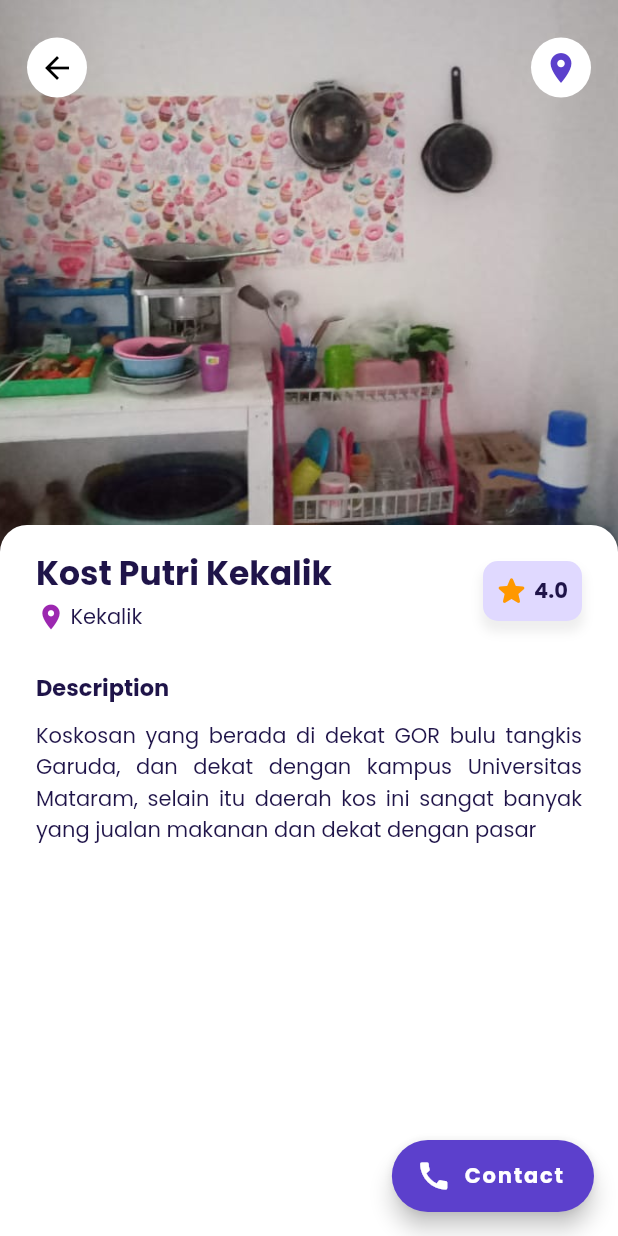
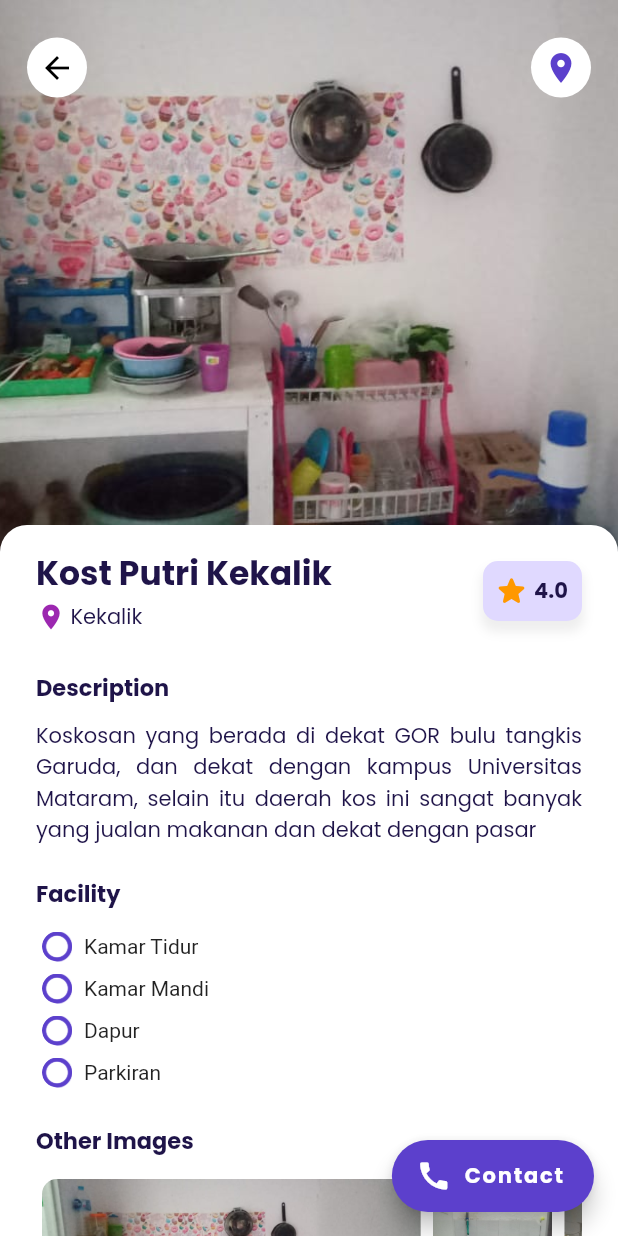
Before and after one commit to wawanindrawan7/kost-z, a Flutter app: the screen it shows after launch, after a tap on "Kost Putri Kekalik", on a phone screen of 412 x 824 dp. Run offline on Flutter 3.47's test engine with Material 2 defaults, Android fonts, the light colour scheme and no system bars; our stand-ins replace animate_do, google_fonts, salomon_bottom_bar; network calls fail.

Commit message:
list model image dan fasilitas, fix detail, fix mainfest

```diff
--- a/lib/models/kost_item.dart
+++ b/lib/models/kost_item.dart
@@ -6,7 +6,8 @@ class KostItem {
   late String description;
   late String noHp;
   late String? maps;
-  late Fasilitas fasilitas;
+  List<String> assetImages;
+  List<String> facility;
 
   KostItem(
       {required this.imageUrl,
@@ -16,7 +17,8 @@ class KostItem {
       required this.description,
       required this.noHp,
       this.maps,
-      required this.fasilitas});
+      required this.assetImages,
+      required this.facility});
 }
 
 var kostItemList = [
@@ -27,12 +29,15 @@ var kostItemList = [
     imageUrl: 'assets/kos1/kost_1_1.jpeg',
     noHp: "082341855964",
     maps: 'https://maps.app.goo.gl/EjAc6NiHp87U47uv6',
-      fasilitas: Fasilitas(
-          kamarTidur: 'Kamar Tidur',
-          kamarMandi: 'Kamar Mandi',
-          parkiran: 'Parkiran'),
     description:
-          'Kos-kosan yang terletak di daerah pagesangan yang dekat dengan kampus Muhammadiyah mataram, sangat cocok buat calon mahasiswa selain itu dekat juga dengan kampus UIN Mataram, pasar umum pagesangan, lapangan futsal krisna dan lapangan bulu tangkis GOR Bintang'),
+        'Kos-kosan yang terletak di daerah pagesangan yang dekat dengan kampus Muhammadiyah mataram, sangat cocok buat calon mahasiswa selain itu dekat juga dengan kampus UIN Mataram, pasar umum pagesangan, lapangan futsal krisna dan lapangan bulu tangkis GOR Bintang',
+    assetImages: [
+      'assets/kos1/kost_1_1.jpeg',
+      'assets/kos1/kost_1_2.jpeg',
+      'assets/kos1/kost_1_3.jpeg'
+    ],
+    facility: ['Kamar Tidur', 'Kamar Mandi', 'Parkiran', 'Lemari'],
+  ),
   KostItem(
       name: 'Kost Putri Kekalik',
       location: 'Kekalik',
@@ -40,19 +45,42 @@ var kostItemList = [
       imageUrl: 'assets/kos2/kost_2_1.jpeg',
       noHp: "082341855964",
       maps: 'https://maps.app.goo.gl/gVB5DDxMMhhrxgLfA',
-      fasilitas: Fasilitas(
-          kamarTidur: 'Kamar Tidur', kamarMandi: 'Kamar Mandi', dapur: 'Dapur'),
       description:
-          'Koskosan yang berada di dekat GOR bulu tangkis Garuda, dan dekat dengan kampus Universitas Mataram, selain itu daerah kos ini sangat banyak yang jualan makanan dan dekat dengan pasar'),
+          'Koskosan yang berada di dekat GOR bulu tangkis Garuda, dan dekat dengan kampus Universitas Mataram, selain itu daerah kos ini sangat banyak yang jualan makanan dan dekat dengan pasar',
+      assetImages: [
+        'assets/kos2/kost_2_1.jpeg',
+        'assets/kos2/kost_2_2.jpeg',
+        'assets/kos2/kost_2_3.jpeg',
+        'assets/kos2/kost_2_4.jpeg',
+      ],
+      facility: [
+        'Kamar Tidur',
+        'Kamar Mandi',
+        'Dapur',
+        'Parkiran',
+      ]),
   KostItem(
       name: 'Kos Lingkar Selatan',
       location: 'Jempong',
       rating: '5.0',
       imageUrl: 'assets/kos3/kost_3_1.jpeg',
-      noHp: "082341855964",
-      fasilitas: Fasilitas(kamarTidur: 'kamarTidur', kamarMandi: 'kamarMandi'),
+      noHp: "087782884284",
+      maps: 'https://maps.app.goo.gl/6XhRtWV9tWDt4w5H6',
       description:
-          'Kos Kosan yang terletak di Jempong dekat dengan kampus Yarsi Mataram, dekat dengan tempat wisata Tebolak yang lagi booming di daerah mataram, koskosan bebas, bersih'),
+          'Kos Kosan yang terletak di Jempong muat 2 sampai 3 orang, dekat dengan kampus Yarsi Mataram dan kampus UIN Mataram, dekat dengan tempat wisata Tebolak yang lagi booming di daerah mataram, koskosan bebas, bersih',
+      assetImages: [
+        'assets/kos3/kost_3_1.jpeg',
+        'assets/kos3/kost_3_2.jpeg',
+        'assets/kos3/kost_3_3.jpeg',
+        'assets/kos3/kost_3_4.jpeg',
+        'assets/kos3/kost_3_5.jpeg',
+        'assets/kos3/kost_3_6.jpeg',
+      ],
+      facility: [
+        'Kamar Tidur',
+        'Kamar Mandi',
+        'Parkiran'
+      ]),
   KostItem(
       name: 'Kost Udayana',
       location: 'Udayana',
@@ -60,10 +88,19 @@ var kostItemList = [
       imageUrl: 'assets/kos4/kost_4_1.jpeg',
       noHp: "082341855964",
       maps: 'https://maps.app.goo.gl/2EHnmqzZxg1RV7H37',
-      fasilitas:
-          Fasilitas(kamarTidur: 'Kamar Tidur', kamarMandi: 'Kamar Mandi'),
       description:
-          'Kos ini terletak di pusat kota Mataram, yang terletak di udayana, siapa yang tidak tau udayana tempat ex bandara internasional lombok, selain itu tempat wisatu islami yakni Islamic Centre masjid terbesar di pulau lombok, kosan ini juga sangat dekat dengan tempat olahraga dan bisa melakukan care free day pada hari minggu'),
+          'Kos ini terletak di pusat kota Mataram, yang terletak di udayana, siapa yang tidak tau udayana tempat ex bandara internasional lombok, selain itu tempat wisatu islami yakni Islamic Centre masjid terbesar di pulau lombok, kosan ini juga sangat dekat dengan tempat olahraga dan bisa melakukan care free day pada hari minggu',
+      assetImages: [
+        'assets/kos4/kost_4_1.jpeg',
+        'assets/kos4/kost_4_2.jpeg',
+        'assets/kos4/kost_4_3.jpeg'
+      ],
+      facility: [
+        'Kamar Tidur',
+        'Kamar Mandi',
+        'Spring Bed',
+        'Meja Belajar'
+      ]),
   KostItem(
       name: 'Kost Mataram',
       location: 'Karang Tapen',
@@ -71,18 +108,36 @@ var kostItemList = [
       imageUrl: 'assets/kos5/kost_5_1.jpg',
       noHp: "082341855964",
       maps: 'https://goo.gl/maps/mAs17geuiw87oCwN7',
-      fasilitas: Fasilitas(kamarTidur: 'kamarTidur', kamarMandi: 'kamarMandi'),
       description:
-          'Koskosan yang terletak di samping Idoop Hotel dan dekat dengan Kampus Universitas Bumgigora cocok buat Calon Mahasiswa, selain itu kosan ini murah bisa perbulan dan pertahun'),
+          'Koskosan yang terletak di samping Idoop Hotel dan dekat dengan Kampus Universitas Bumgigora cocok buat Calon Mahasiswa, selain itu kosan ini murah bisa perbulan dan pertahun',
+      assetImages: [
+        'assets/kos5/kost_5_1.jpg',
+        'assets/kos5/kost_5_2.jpg',
+        'assets/kos5/kost_5_3.jpg'
+      ],
+      facility: [
+        'Kamar Tidur',
+        'Kamar Mandi',
+        'Parkiran'
+      ]),
   KostItem(
       name: 'Kost Pak Bambang',
       location: 'Karang Tapen',
       rating: '5.0',
       imageUrl: 'assets/kos6/kost_6_2.jpeg',
       noHp: "0881037129405",
-      fasilitas: Fasilitas(kamarTidur: 'kamarTidur', kamarMandi: 'kamarMandi'),
       description:
-          'Kos kosan yang berada di dekat kampus Universitas Bumigora dan Mataram Mall, selain itu kosan ini terletak di dekat masjid Nurul Huda Karang Tapen, tempat berada di dekat jalan raya, disamping kos ada tempat Photocopy dan pasar karang jasi'),
+          'Kos kosan yang berada di dekat kampus Universitas Bumigora dan Mataram Mall, selain itu kosan ini terletak di dekat masjid Nurul Huda Karang Tapen, tempat berada di dekat jalan raya, disamping kos ada tempat Photocopy dan pasar karang jasi',
+      assetImages: [
+        'assets/kos6/kost_6_2.jpeg',
+        'assets/kos6/kost_6_1.jpeg',
+        'assets/kos6/kost_6_3.jpeg'
+      ],
+      facility: [
+        'Kamar Tidur',
+        'Kamar Mandi',
+        'Dapur',
+      ]),
   KostItem(
       name: 'Kost Karang Jangkong',
       location: 'Karang Jangkong',
@@ -90,9 +145,19 @@ var kostItemList = [
       imageUrl: 'assets/kos7/kost_7_2.jpeg',
       noHp: "082341855964",
       maps: 'https://maps.app.goo.gl/2ryf8YXnCzRU6DWV7 ',
-      fasilitas: Fasilitas(kamarTidur: 'kamarTidur', kamarMandi: 'kamarMandi'),
       description:
-          'Kos kosan yang berada di depan Mataram Mall, lokasi yang strategis yang dekat dengan pedagang kaki 5, banyak tempat nongkrong seperti cafe Kafein di dekat kos tersebut'),
+          'Kos kosan yang berada di depan Mataram Mall, lokasi yang strategis yang dekat dengan pedagang kaki 5, banyak tempat nongkrong seperti cafe Kafein di dekat kos tersebut',
+      assetImages: [
+        'assets/kos7/kost_7_2.jpeg',
+        'assets/kos7/kost_7_1.jpeg',
+        'assets/kos7/kost_7_3.jpeg'
+      ],
+      facility: [
+        'Parkiran',
+        'Kamar Tidur',
+        'Kamar Mandi',
+        'Dapur'
+      ]),
   KostItem(
       name: 'Kost Pondok Indah',
       location: 'Kekalik',
@@ -100,14 +165,20 @@ var kostItemList = [
       imageUrl: 'assets/kos8/1.png',
       noHp: "081236296499",
       maps: 'https://maps.app.goo.gl/SVmadvshUM3Ctygk6',
-      fasilitas: Fasilitas(
-          kamarTidur: 'Kamar Tidur',
-          kamarMandi: 'Kamar Mandi',
-          ac: 'AC',
-          lemari: 'Lemari',
-          springBed: 'Spring Bed'),
       description:
-          'Koskosan yang sangat nyaman dan cocok buat yang berkeluarga namun bisa juga buat mahasiswa karena dekat dengan kampus Universitas Mataram dan dekat dengan salah satu pantai di Mataram yakni Pantai Loang Baloq dan Pantai Gading'),
+          'Koskosan yang sangat nyaman dan cocok buat yang berkeluarga namun bisa juga buat mahasiswa karena dekat dengan kampus Universitas Mataram dan dekat dengan salah satu pantai di Mataram yakni Pantai Loang Baloq dan Pantai Gading',
+      assetImages: [
+        'assets/kos8/1.png',
+        'assets/kos8/2.png',
+        'assets/kos8/3.png',
+      ],
+      facility: [
+        'Kamar Tidur',
+        'Kamar Mandi',
+        'AC',
+        'Lemari',
+        'Spring Bed'
+      ]),
   KostItem(
       name: 'Kost Rahayu',
       location: 'Pejanggik',
@@ -115,14 +186,22 @@ var kostItemList = [
       imageUrl: 'assets/kos9/1.jpeg',
       noHp: "081337283176",
       maps: 'https://maps.app.goo.gl/JAFBMdbfMJ4fLVEP9',
-      fasilitas: Fasilitas(
-          kamarTidur: 'Kamar Tidur',
-          kamarMandi: 'Kamar Mandi',
-          ac: 'AC',
-          lemari: 'Lemari',
-          springBed: 'Spring Bed'),
       description:
-          'kos kosan yang terletak di belakang Mataram Mall dan disamping kos terdapat Gramedia yang sangat cocok buat Pelajar atau Mahasiswa, selain itu dekat dengan Pom Bensin dan Kantor Gubernur Nusa Tenggara Barat'),
+          'kos kosan yang terletak di belakang Mataram Mall dan disamping kos terdapat Gramedia yang sangat cocok buat Pelajar atau Mahasiswa, selain itu dekat dengan Pom Bensin dan Kantor Gubernur Nusa Tenggara Barat',
+      assetImages: [
+        'assets/kos9/1.jpeg',
+        'assets/kos9/2.jpeg',
+        'assets/kos9/3.jpeg'
+      ],
+      facility: [
+        'Kamar Tidur',
+        'Kamar Mandi',
+        'AC',
+        'Lemari',
+        'Spring Bed',
+        'Dapur',
+        'Parkiran'
+      ]),
   KostItem(
     name: 'Kos Mio Green 1',
     location: 'Monjok Barat',
@@ -130,15 +209,23 @@ var kostItemList = [
     imageUrl: 'assets/kos10/1.jpeg',
     noHp: "087865249136",
     maps: 'https://maps.app.goo.gl/KtErQgPYBgWGqumUA',
-      fasilitas: Fasilitas(
-          kamarTidur: 'Kamar Tidur',
-          kamarMandi: 'Kamar Mandi',
-          lemari: 'Lemari',
-          springBed: 'Spring Bed',
-          parkiran: 'Parkiran Motor',
-          tv: 'Televisi'),
     description:
-          'Koskosan yang terletak di Jl. Dewi Sartika No.22, Monjok Bar., Kec. Selaparang, Kota Mataram, kosan Elit yang bersih nyaman dan dekat dengan tempat makan yang berada di lombok yakni Makanan Ayam Taliwang'),
+        'Koskosan yang terletak di Jl. Dewi Sartika No.22, Monjok Bar., Kec. Selaparang, Kota Mataram, kosan Elit yang bersih nyaman dan dekat dengan tempat makan yang berada di lombok yakni Makanan Ayam Taliwang',
+    assetImages: [
+      'assets/kos10/1.jpeg',
+      'assets/kos10/2.jpeg',
+      'assets/kos10/3.jpeg'
+    ],
+    facility: [
+      'Kamar Tidur',
+      'Kamar Mandi',
+      'Lemari',
+      'Spring Bed',
+      'Dapur',
+      'Parkiran Motor',
+      'Televisi'
+    ],
+  ),
   KostItem(
       name: 'Kos Mio Green 2',
       location: 'Monjok',
@@ -146,15 +233,23 @@ var kostItemList = [
       imageUrl: 'assets/kos11/1.jpeg',
       noHp: "087865249136",
       maps: 'https://maps.app.goo.gl/YuZDWuS4FQoRb9k99',
-      fasilitas: Fasilitas(
-          kamarTidur: 'Kamar Tidur',
-          kamarMandi: 'Kamar Mandi',
-          ac: 'AC',
-          lemari: 'Lemari',
-          springBed: 'Spring Bed',
-          tv: 'Televisi'),
       description:
-          'Cabang kedua kosan kami yang terletak di Jl. Semanggi III No.11, Monjok Bar., Kec. Selaparang, Kota Mataram, tidak jauh dari kos pertama kami yakni Kos Mio Green 2 namun tempat ini lebih mewah karena sudah ditambahkan AC '),
+          'Cabang kedua kosan kami yang terletak di Jl. Semanggi III No.11, Monjok Bar., Kec. Selaparang, Kota Mataram, tidak jauh dari kos pertama kami yakni Kos Mio Green 2 namun tempat ini lebih mewah karena sudah ditambahkan AC ',
+      assetImages: [
+        'assets/kos11/1.jpeg',
+        'assets/kos11/2.jpeg',
+        'assets/kos11/3.jpeg'
+      ],
+      facility: [
+        'Kamar Tidur',
+        'Kamar Mandi',
+        'Lemari',
+        'AC',
+        'Spring Bed',
+        'Televisi',
+        'Dapur',
+        'Parkiran Motor',
+      ]),
   KostItem(
       name: 'Kos Elite Pagesangan',
       location: 'Pagesangan',
@@ -162,17 +257,23 @@ var kostItemList = [
       imageUrl: 'assets/kos12/1.jpeg',
       noHp: "082341918065",
       maps: 'https://maps.app.goo.gl/YuZDWuS4FQoRb9k99',
-      fasilitas: Fasilitas(
-          kamarTidur: 'Kamar Tidur',
-          kamarMandi: 'Kamar Mandi',
-          ac: 'AC',
-          lemari: 'Lemari',
-          springBed: 'Spring Bed',
-          tv: 'Televisi',
-          dapur: 'Dapur',
-          parkiran: 'Parkiran'),
       description:
-          'Kos ELite mewah yang terletak di pagesangan tinggal bawa pakaian karena semua perlengkapan sudah disiapkan, dekat dengan kampus UIN Mataram dan Kampu Muhammadiyah Mataram'),
+          'Kos ELite mewah yang terletak di pagesangan tinggal bawa pakaian karena semua perlengkapan sudah disiapkan, dekat dengan kampus UIN Mataram dan Kampu Muhammadiyah Mataram',
+      assetImages: [
+        'assets/kos12/1.jpeg',
+        'assets/kos12/2.jpeg',
+        'assets/kos12/3.jpeg'
+      ],
+      facility: [
+        'Kamar Tidur',
+        'Kamar Mandi',
+        'Lemari',
+        'AC',
+        'Spring Bed',
+        'Televisi',
+        'Dapur',
+        'Parkiran',
+      ]),
   KostItem(
       name: 'Rumah Kost',
       location: 'Turida',
@@ -180,15 +281,21 @@ var kostItemList = [
       imageUrl: 'assets/kos13/1.jpeg',
       noHp: "08197218251",
       maps: 'https://maps.app.goo.gl/kuTDpm7LNStsvuk16',
-      fasilitas: Fasilitas(
-          kamarTidur: 'Kamar Tidur',
-          kamarMandi: 'Kamar Mandi',
-          lemari: 'Lemari',
-          springBed: 'Spring Bed',
-          dapur: 'Dapur',
-          parkiran: 'Parkiran Mobil / Motor'),
       description:
-          'Rumah Kost adalah tempat penginapan yang berada di daerah Turida Sandubaya, Kosan yang berada di dekat Gedung Olahraga 14 Desember, lokasi kos dekat dengan Lombok Post dan Kampus Universitas Al Azhar Mataram'),
+          'Rumah Kost adalah tempat penginapan yang berada di daerah Turida Sandubaya, Kosan yang berada di dekat Gedung Olahraga 14 Desember, lokasi kos dekat dengan Lombok Post dan Kampus Universitas Al Azhar Mataram',
+      assetImages: [
+        'assets/kos13/1.jpeg',
+        'assets/kos13/2.jpeg',
+        'assets/kos13/3.jpeg'
+      ],
+      facility: [
+        'Kamar Tidur',
+        'Kamar Mandi',
+        'Lemari',
+        'Spring Bed',
+        'Dapur',
+        'Parkiran Mobil / Motor'
+      ]),
   KostItem(
       name: 'Mahaba Kost',
       location: 'Jempong Baru',
@@ -196,16 +303,21 @@ var kostItemList = [
       imageUrl: 'assets/kos14/1.jpeg',
       noHp: "085652243340",
       maps: 'https://maps.app.goo.gl/ozzoJc9JjCNt9zr67',
-    fasilitas: Fasilitas(
-        kamarTidur: 'Kamar Tidur',
-        kamarMandi: 'Kamar Mandi',
-        lemari: 'Lemari',
-        springBed: 'Spring Bed',
-        dapur: 'Dapur',
-        parkiran: 'Parkiran Mobil / Motor'),
       description:
           'Koskosan mewah yang terletak di jempong baru sekarbela, dekat dengan pantai Loang baloq dan pantai gading, dari desain rumah hingga kamar sudah dibuat secara modern dan terkini, sudah disediakan dapur dan wastafel yang akan membuat betah untuk bertempat tinggal',
-  ),
+      assetImages: [
+        'assets/kos14/1.jpeg',
+        'assets/kos14/2.jpeg',
+        'assets/kos14/3.jpeg'
+      ],
+      facility: [
+        'Kamar Tidur',
+        'Kamar Mandi',
+        'Lemari',
+        'Spring Bed',
+        'Dapur',
+        'Parkiran Mobil / Motor'
+      ]),
   KostItem(
       name: 'D Mawar Kost',
       location: 'Pagesangan',
@@ -213,14 +325,19 @@ var kostItemList = [
       imageUrl: 'assets/kos15/1.jpeg',
       noHp: "081338291268",
       maps: 'https://maps.app.goo.gl/CwPrWy13PcbASMe48',
-    fasilitas: Fasilitas(
-        kamarTidur: 'Kamar Tidur',
-        kamarMandi: 'Kamar Mandi',
-        springBed: 'Spring Bed',
-        parkiran: 'Parkiran Motor'),
       description:
           'koskosan luas dan elegan kosan yang terletak dipagesangan dekat dengan RSUD kota Mataram, pertengahan kota, dekat dengan Lombok Epicentrum Mall, pertengahan dari semua kampus terkenal di Mataram seperti UIN Mataram, Universitas Mataram, Universitas Bumigora, Universitas 45 dan Universitas Muhamadiyah',
-  ),
+      assetImages: [
+        'assets/kos15/1.jpeg',
+        'assets/kos15/2.jpeg',
+        'assets/kos15/3.jpeg'
+      ],
+      facility: [
+        'Kamar Tidur',
+        'Kamar Mandi',
+        'Spring Bed',
+        'Parkiran Motor'
+      ]),
   KostItem(
       name: 'Kost Dewi',
       location: 'Pagutan',
@@ -228,15 +345,20 @@ var kostItemList = [
       imageUrl: 'assets/kos16/1.jpeg',
       noHp: "081915966667",
       maps: 'https://maps.app.goo.gl/3gWRLEWCFXiB4NAL6',
-    fasilitas: Fasilitas(
-        kamarTidur: 'Kamar Tidur',
-        kamarMandi: 'Kamar Mandi',
-        lemari: 'Lemari',
-        springBed: 'Spring Bed',
-        parkiran: 'Parkiran Motor'),
       description:
           'koskosan dengan temapt yang strategis dan dekat dengan kampus kampus besar di sekitar kota Mataram, lingkungan yang bersih dan penghuninya di jamin ramah, sangat di rekomendasi bagi pelajar yang ingin bertemapat tinggal dan sudah disediakan berugak untuk menerima tamu',
-  ),
+      assetImages: [
+        'assets/kos16/1.jpeg',
+        'assets/kos16/2.jpeg',
+        'assets/kos16/3.jpeg'
+      ],
+      facility: [
+        'Kamar Tidur',
+        'Kamar Mandi',
+        'Spring Bed',
+        'Parkiran Motor',
+        'Lemari'
+      ]),
   KostItem(
       name: 'Nanda Kost',
       location: 'Dasan Cermen',
@@ -244,15 +366,20 @@ var kostItemList = [
       imageUrl: 'assets/kos17/1.jpeg',
       noHp: "081907177747",
       maps: 'https://maps.app.goo.gl/V32rC8ejRvwYystZ8',
-    fasilitas: Fasilitas(
-        kamarTidur: 'Kamar Tidur',
-        kamarMandi: 'Kamar Mandi',
-        lemari: 'Lemari',
-        springBed: 'Spring Bed',
-        parkiran: 'Parkiran Motor'),
       description:
           'Nanda Kost adalah tempat penginapan bersih dan nyaman yang berlokasi di dasan cermen, lokasi kosan dekat dengan Rumah Sakit Umum Provinsi Nusa Tenggara Barat dan dekat dengan Pom Bensin, dan cocok untuk pelajar karena dekat dengan SMAN 8 Mataram dan pusat perbelanjaan yang paling ramai di Mataram yakni Lotte',
-  ),
+      assetImages: [
+        'assets/kos17/1.jpeg',
+        'assets/kos17/2.jpeg',
+        'assets/kos17/3.jpeg'
+      ],
+      facility: [
+        'Kamar Tidur',
+        'Kamar Mandi',
+        'Lemari',
+        'Spring Bed',
+        'Parkiran Motor',
+      ]),
   KostItem(
       name: 'Pondok Nabila',
       location: 'Kekalik Jaya',
@@ -260,15 +387,21 @@ var kostItemList = [
       imageUrl: 'assets/kos18/1.jpeg',
       noHp: "082166098792",
       maps: 'https://maps.app.goo.gl/kwSGQb37V2fuQvpt6',
-    fasilitas: Fasilitas(
-        kamarTidur: 'Kamar Tidur',
-        kamarMandi: 'Kamar Mandi',
-        lemari: 'Lemari',
-        springBed: 'Spring Bed',
-        parkiran: 'Parkiran Motor'),
       description:
           'Koskosan khusus putri yang terletak di Kekalik Jaya sangat cocok untuk Mahasiswi yang berasal dari luar kota Mataram, kosan bersih, nyaman dan terletak di dekat kampus Universitas Mataram dan Kampus Universitas Teknologi Mataram',
-  ),
+      assetImages: [
+        'assets/kos18/1.jpeg',
+        'assets/kos18/2.jpeg',
+        'assets/kos18/3.jpeg'
+      ],
+      facility: [
+        'Kamar Tidur',
+        'Kamar Mandi',
+        'Lemari',
+        'Dapur',
+        'Spring Bed',
+        'Parkiran Motor',
+      ]),
   KostItem(
       name: 'Kost Omah dToh',
       location: 'Pagesangan',
@@ -276,15 +409,19 @@ var kostItemList = [
       imageUrl: 'assets/kos19/1.jpeg',
       noHp: "085333964599",
       maps: 'https://maps.app.goo.gl/tNCZjFy1X6tj3xa2A',
-    fasilitas: Fasilitas(
-        kamarTidur: 'Kamar Tidur',
-        kamarMandi: 'Kamar Mandi',
-        lemari: 'Lemari',
-        parkiran: 'Parkiran Motor',
-        dapur: 'Dapur'),
       description:
           'Koskosan bersih nyaman dan dekat dekat dengan pasar pagesangan, selain itu lokasi dari kosan ini juga dekat dengan Kampus UIN Mataram yang letaknya di Jempong, lokasi kosan yang strategis dan dekat dengan pasar umum pagesangan',
-  ),
+      assetImages: [
+        'assets/kos19/1.jpeg',
+        'assets/kos19/2.jpeg',
+      ],
+      facility: [
+        'Kamar Tidur',
+        'Kamar Mandi',
+        'Lemari',
+        'Dapur',
+        'Parkiran Motor',
+      ]),
   KostItem(
       name: 'Manarat Green House \nKost Putri',
       location: 'Kekalik Jaya',
@@ -292,40 +429,19 @@ var kostItemList = [
       imageUrl: 'assets/kos20/1.jpeg',
       noHp: "087761200070",
       maps: 'https://maps.app.goo.gl/zzxe8fPUfUsk6Wqt9',
-    fasilitas: Fasilitas(
-        kamarTidur: 'Kamar Tidur',
-        kamarMandi: 'Kamar Mandi',
-        lemari: 'Lemari',
-        wifi: 'Wifi',
-        dapur: 'Dapur',
-        parkiran: 'Parkiran Motor'),
       description:
           'Koskosan yang berada di Kekalik, koskosan khusus untuk putri dengan fasiltas yang sangat lengkap akan membuat sangat betah berada di dalam kos, selain itu lokasi yang strategis dengan dengan kampus Universitas Mataram dan SMAN 2 Mataram sekaligus Museum Nusa Tenggara Barat, kosan bersih nyaman dan tetangga yang ramah.',
-  ),
+      assetImages: [
+        'assets/kos20/1.jpeg',
+        'assets/kos20/2.jpeg',
+        'assets/kos20/3.jpeg'
+      ],
+      facility: [
+        'Kamar Mandi',
+        'Kamar Tidur',
+        'Lemari',
+        'Wifi',
+        'Dapur',
+        'Parkiran Motor'
+      ]),
 ];
-
-class Fasilitas {
-  late String? kamarTidur;
-  late String? kamarMandi;
-  late String? parkiran;
-  late String? dapur;
-  late String? springBed;
-  late String? lemari;
-  late String? ac;
-  late String? kulkas;
-  late String? tv;
-  late String? wifi;
-
-  Fasilitas({
-    this.kamarTidur,
-    this.kamarMandi,
-    this.parkiran,
-    this.dapur,
-    this.springBed,
-    this.lemari,
-    this.ac,
-    this.kulkas,
-    this.tv,
-    this.wifi,
-  });
-}
--- a/lib/pages/detail_page.dart
+++ b/lib/pages/detail_page.dart
@@ -163,9 +163,67 @@ class DetailPage extends StatelessWidget {
           ),
           FadeInDown(
             duration: Duration(milliseconds: 900),
+            child: Column(
+              crossAxisAlignment: CrossAxisAlignment.start,
+              children: kost.facility.map((facility) {
+                return Padding(
+                  padding: const EdgeInsets.all(4.0),
+                  child: ClipRRect(
+                    borderRadius: BorderRadius.circular(10),
+                    child: Row(
+                      children: [
+                        Container(
+                          height: 20,
+                          child: Image.asset(
+                            'images/item.png',
+                          ),
+                        ),
+                        SizedBox(width: 8),
+                        Text(facility),
+                      ],
+                    ),
+                  ),
+                );
+              }).toList(),
+            ),
+          ),
+        ],
+      ),
+    );
+  }
+
+  Widget buildOtherImages() {
+    return Padding(
+      padding: const EdgeInsets.symmetric(horizontal: 24),
+      child: Column(
+        crossAxisAlignment: CrossAxisAlignment.start,
+        children: [
+          FadeInDown(
+            duration: Duration(milliseconds: 700),
+            child: Text(
+              "Other Images",
+              style: titleTextStyle.copyWith(
+                  fontSize: 15, fontWeight: FontWeight.bold),
+            ),
+          ),
+          SizedBox(
+            height: 10,
+          ),
+          FadeInDown(
+            duration: Duration(milliseconds: 900),
             child: Container(
+              height: 150,
               child: ListView(
-                children: [],
+                scrollDirection: Axis.horizontal,
+                children: kost.assetImages.map((photo) {
+                  return Padding(
+                    padding: const EdgeInsets.all(4.0),
+                    child: ClipRRect(
+                      borderRadius: BorderRadius.circular(10),
+                      child: Image.asset(photo),
+                    ),
+                  );
+                }).toList(),
               ),
             ),
           ),
@@ -201,6 +259,11 @@ class DetailPage extends StatelessWidget {
               SizedBox(
                 height: 20,
               ),
+              buildFacility(),
+              SizedBox(
+                height: 20,
+              ),
+              buildOtherImages(),
             ],
           ),
         ),
```
Also changed, not shown: images/item.png (added), pubspec.lock, 1 other file. Lines whose indentation alone changed are shown as unchanged.
